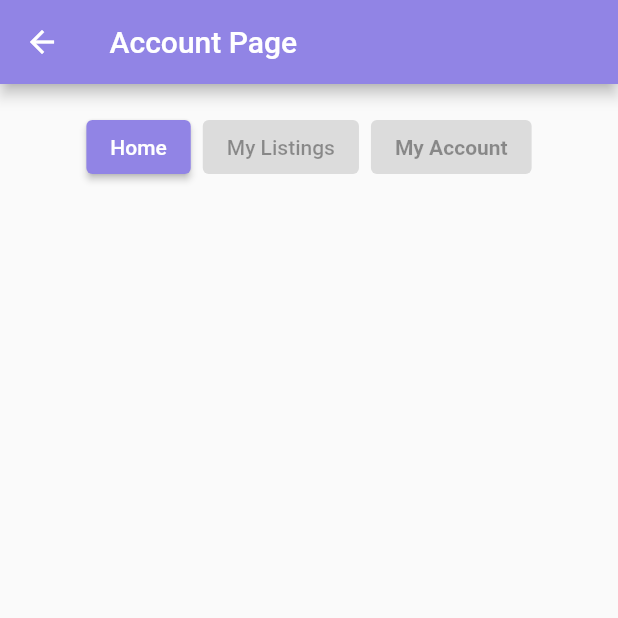
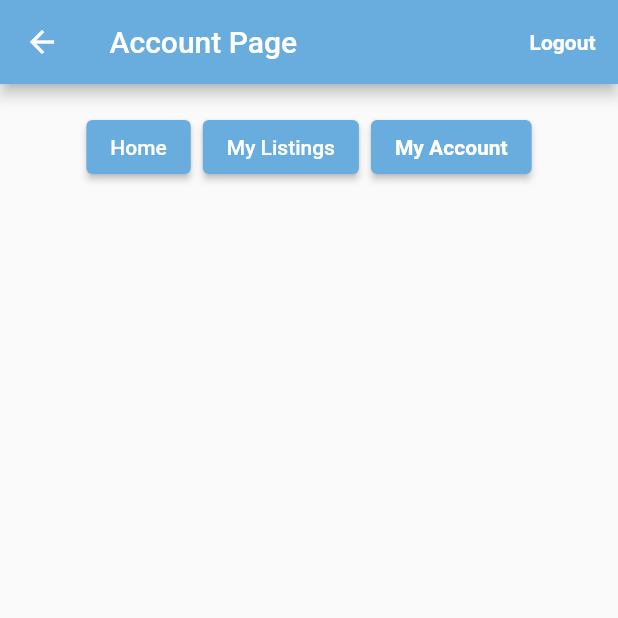
Before and after one commit to JVarela02/the_hof_book_nook, a Flutter app: the screen it shows once a user with an empty profile is signed in, after a tap on "My Account", on a phone screen of 412 x 824 dp, the top half of it. Run offline on Flutter 3.47's test engine with Material 2 defaults, Android fonts, the phone set to English and light mode, and no system bars; our stand-ins replace cloud_firestore, firebase_auth, firebase_core, google_fonts; accounts and stored records are empty; network calls fail.

Commit message:
Updated Routing to Different Pages + Worked on UI

```diff
--- a/lib/auth/auth_page.dart
+++ b/lib/auth/auth_page.dart
@@ -1,5 +1,5 @@
-import 'package:the_hof_book_nook/pages/login_page.dart';
-import 'package:the_hof_book_nook/pages/register_page.dart';
+import 'package:the_hof_book_nook/pages/sign%20ins/login_page.dart';
+import 'package:the_hof_book_nook/pages/sign%20ins/register_page.dart';
 import 'package:flutter/material.dart';
 
 class AuthPage extends StatefulWidget {
--- a/lib/auth/main_page.dart
+++ b/lib/auth/main_page.dart
@@ -2,7 +2,7 @@
 import 'package:the_hof_book_nook/auth/auth_page.dart';
 import 'package:firebase_auth/firebase_auth.dart';
 import 'package:flutter/material.dart';
-import '../pages/home_page.dart';
+import '../pages/in app/home_page.dart';
 
 class MainPage extends StatelessWidget {
   const MainPage({Key? key}): super(key:key);
--- a/lib/main.dart
+++ b/lib/main.dart
@@ -1,5 +1,5 @@
 import 'package:flutter/material.dart';
-import 'pages/login_page.dart';
+import 'pages/sign ins/login_page.dart';
 import 'package:firebase_core/firebase_core.dart';
 import 'auth/main_page.dart';
 
@@ -22,8 +22,8 @@ class MyApp extends StatelessWidget {
       title: 'Anime Connect',
       theme: ThemeData(
         colorScheme: ColorScheme.fromSwatch().copyWith(
-        primary: const Color.fromARGB(255, 145, 132, 229),
-        secondary:Color.fromARGB(6, 117, 210, 169),
+        primary: Color.fromARGB(255, 105, 173, 222),
+        secondary:Color.fromARGB(255, 0, 12, 81),
       ), ),
       //home: LoginPage(showRegisterPage: () {  },),
       home: MainPage(),
--- a/lib/pages/account_page.dart
+++ b/lib/pages/in app/account_page.dart
@@ -3,7 +3,9 @@ import 'package:firebase_auth/firebase_auth.dart';
 import 'package:flutter/material.dart';
 import 'package:flutter/src/widgets/container.dart';
 import 'package:flutter/src/widgets/framework.dart';
-import 'package:the_hof_book_nook/pages/home_page.dart';
+import 'package:the_hof_book_nook/pages/in%20app/home_page.dart';
+import 'package:the_hof_book_nook/pages/in%20app/listing_page.dart';
+import 'package:the_hof_book_nook/pages/sign%20ins/login_page.dart';
 
 class accountPage extends StatefulWidget {
   const accountPage({super.key});
@@ -52,6 +54,13 @@ class _accountPageState extends State<accountPage> {
     );
   }
 
+  signout(){
+    FirebaseAuth.instance.signOut();
+    Navigator.push(context, MaterialPageRoute(builder: (BuildContext context){
+      return LoginPage(showRegisterPage: () {  },);
+        },),);
+  }
+
   @override
   Widget build(BuildContext context) {
     return Scaffold(
@@ -66,6 +75,22 @@ class _accountPageState extends State<accountPage> {
               ),
            ),
          ),
+         actions: [
+          Padding(
+            padding: const EdgeInsets.only(right: 15.0),
+            child: Align(
+              alignment: Alignment.centerRight,
+              child: GestureDetector(
+              onTap: () {
+                signout();},
+                child: const Text("Logout",
+                style: TextStyle(
+                  color : Colors.white,
+                  fontWeight: FontWeight.bold,
+                ))
+                     ),
+            ),
+          )],
     ),
 
   body: Center(
@@ -86,11 +111,19 @@ class _accountPageState extends State<accountPage> {
                   child: Text('Home'),
                 ),
                 ElevatedButton(
-                  onPressed: null, // route to my page ... this page ...
+                  onPressed: () {
+                    Navigator.push(context, MaterialPageRoute(builder: (BuildContext context){
+                   return MyListingsPage();
+                    }));
+                  }, // route to my page ... this page ...
                   child: Text('My Listings'),
                 ),
                 ElevatedButton(
-                  onPressed: null,
+                  onPressed: () {
+                    Navigator.push(context, MaterialPageRoute(builder: (BuildContext context){
+                   return accountPage();
+                    }));
+                  },
                   child: Text('My Account',
                   style: TextStyle(fontWeight: FontWeight.bold),),
                 ),
--- /dev/null
+++ b/lib/pages/in app/home_page.dart
@@ -0,0 +1,111 @@
+// import 'dart:html';
+
+// ignore_for_file: prefer_const_constructors
+
+import 'package:cloud_firestore/cloud_firestore.dart';
+import 'package:the_hof_book_nook/pages/in%20app/account_page.dart';
+import 'package:the_hof_book_nook/pages/in%20app/listing_page.dart';
+import 'package:the_hof_book_nook/read%20data/get_account_info.dart';
+import 'package:firebase_auth/firebase_auth.dart';
+import 'package:flutter/material.dart';
+import '../sign ins/login_page.dart';
+import '../sign ins/register_page.dart';
+
+
+class HomePage extends StatefulWidget{
+  const HomePage({ Key? key }) : super(key: key);
+
+  @override
+  State<HomePage> createState() => _HomePageState();
+}
+
+class _HomePageState extends State<HomePage> {
+
+  final user = FirebaseAuth.instance.currentUser!;
+
+  signout(){
+    FirebaseAuth.instance.signOut();
+    Navigator.push(context, MaterialPageRoute(builder: (BuildContext context){
+      return LoginPage(showRegisterPage: () {  },);
+        },),);
+  }
+
+  @override
+  Widget build(BuildContext context){
+    return Scaffold(
+      appBar: AppBar(
+        title:
+         FittedBox(
+           child: Padding(
+             padding: const EdgeInsets.only(left: 1.0),
+             child: Align(
+              alignment: Alignment.centerLeft,
+              child: Text("Home")
+              ),
+           ),
+         ),
+
+         actions: [
+          Padding(
+            padding: const EdgeInsets.only(right: 15.0),
+            child: Align(
+              alignment: Alignment.centerRight,
+              child: GestureDetector(
+              onTap: () {
+              signout();
+              },
+                child: const Text("Logout",
+                style: TextStyle(
+                  color : Colors.white,
+                  fontWeight: FontWeight.bold,
+                ))
+                     ),
+            ),
+          )],
+      ),
+
+      body: Center(
+          child: ListView(children: <Widget>[
+        Container(
+            padding: const EdgeInsets.all(10),
+            child: ButtonBar(
+              alignment: MainAxisAlignment.center,
+              mainAxisSize: MainAxisSize
+                  .min, // this will take space as minimum as posible(to center)
+              children: <Widget>[
+                ElevatedButton(
+                  onPressed: () {
+                    Navigator.push(context, MaterialPageRoute(builder: (BuildContext context){
+                   return HomePage();
+                    }));
+                  }, // "route" to home page
+                  child:
+                    Text('Home',
+                    style: TextStyle(fontWeight: FontWeight.bold),),
+
+                ),
+                ElevatedButton(
+                  onPressed: () {
+                    Navigator.push(context, MaterialPageRoute(builder: (BuildContext context){
+                   return MyListingsPage();
+                    }));
+                  }, // route to my page ... this page ...
+                  child: Text('My Listings'),
+                ),
+                ElevatedButton(
+                  onPressed: () {
+                    Navigator.push(context, MaterialPageRoute(builder: (BuildContext context){
+                   return accountPage();
+                    }));
+                  }, // route to account page
+                  child: Text('My Account'),
+                ),
+              ],
+            ),),],),),
+
+
+      );
+
+  }
+
+}
--- a/lib/pages/forgot_pw_page.dart
+++ b/lib/pages/sign ins/forgot_pw_page.dart
@@ -64,7 +64,7 @@ class ForgotPasswordPageState extends State<ForgotPasswordPage> {
                 padding: const EdgeInsets.symmetric(horizontal: 25.0),
                 child: Container(
                   decoration: BoxDecoration(
-                    color: const Color.fromARGB(255, 227, 227, 243),
+                    color: Color.fromARGB(255, 207, 230, 247),
                     border: Border.all(color: const Color.fromARGB(255, 235, 235, 235),
                     width: 3),
                     borderRadius: BorderRadius.circular(6),
@@ -88,7 +88,7 @@ class ForgotPasswordPageState extends State<ForgotPasswordPage> {
             MaterialButton(
             onPressed: passwordReset,
             child: const Text("Reset Password"),
-            color: Color.fromARGB(255, 145, 132, 229),
+            color: Color.fromARGB(255, 105, 173, 222),
             ),
             ],
           ),
--- a/lib/pages/login_page.dart
+++ b/lib/pages/sign ins/login_page.dart
@@ -3,7 +3,7 @@
 import 'package:firebase_auth/firebase_auth.dart';
 import 'package:flutter/material.dart';
 import 'package:google_fonts/google_fonts.dart';
-import '../main.dart';
+import '../../main.dart';
 import 'forgot_pw_page.dart';
 
 class LoginPage extends StatefulWidget {
@@ -66,12 +66,23 @@ class _LoginPageState extends State<LoginPage> {
                   // const SizedBox(height:5),
 
                   //hello children
+                  Column(
+                    children: [
                       Text(
-                    "Welcome Back!",
+                        "Welcome",
                         style: GoogleFonts.bigShouldersInlineDisplay(
                           fontSize: 40,
                           fontWeight: FontWeight.bold,
                         ),
+                        ),
+                       Text(
+                        "Back!",
+                        style: GoogleFonts.bigShouldersInlineDisplay(
+                          fontSize: 40,
+                          fontWeight: FontWeight.bold,
+                        ),
+                        ),
+                    ],
                   ),
 
 
@@ -95,7 +106,7 @@ class _LoginPageState extends State<LoginPage> {
                 padding: const EdgeInsets.symmetric(horizontal: 25.0),
                 child: Container(
                   decoration: BoxDecoration(
-                    color: const Color.fromARGB(255, 227, 227, 243),
+                    color: Color.fromARGB(255, 207, 230, 247),
                     border: Border.all(color: const Color.fromARGB(255, 235, 235, 235),
                     width: 3),
                     borderRadius: BorderRadius.circular(6),
@@ -120,7 +131,7 @@ class _LoginPageState extends State<LoginPage> {
                 padding: const EdgeInsets.symmetric(horizontal: 25.0),
                 child: Container(
                   decoration: BoxDecoration(
-                    color: const Color.fromARGB(255, 227, 227, 243),
+                    color: Color.fromARGB(255, 207, 230, 247),
                     border: Border.all(color: const Color.fromARGB(255, 235, 235, 235),
                     width: 3),
                     borderRadius: BorderRadius.circular(6),
@@ -166,7 +177,7 @@ class _LoginPageState extends State<LoginPage> {
                       },
                       child: const Text(" Reset Here",
                         style: TextStyle(
-                          color: Color.fromARGB(255, 145, 132, 229),
+                          color: Color.fromARGB(255, 105, 173, 222),
                           fontWeight: FontWeight.bold,
                           ),
                         ),
@@ -183,7 +194,7 @@ class _LoginPageState extends State<LoginPage> {
                   height: 50,
                   width: 110,
                   decoration: BoxDecoration(
-                    color:Color.fromARGB(255, 145, 132, 229),
+                    color:Color.fromARGB(255, 105, 173, 222),
                     border: Border.all(color: Colors.white,
                       width: 3),
                       borderRadius: BorderRadius.circular(6),
@@ -213,7 +224,7 @@ class _LoginPageState extends State<LoginPage> {
                       onTap: widget.showRegisterPage,
                       child: const Text(" Register Now",
                         style: TextStyle(
-                          color: Color.fromARGB(255, 145, 132, 229),
+                          color: Color.fromARGB(255, 105, 173, 222),
                           fontWeight: FontWeight.bold,
                           ),
                         ),
--- a/lib/pages/register_page.dart
+++ b/lib/pages/sign ins/register_page.dart
@@ -116,6 +116,7 @@ class _RegisterPageState extends State<RegisterPage> {
               children: [
 
               Row(
+                mainAxisAlignment: MainAxisAlignment.center,
                 children: [
                   Image.asset('assets/images/logo.png',
                   scale: 3,
@@ -125,12 +126,23 @@ class _RegisterPageState extends State<RegisterPage> {
 
 
                   //hello children
+                  Column(
+                    children: [
                       Text(
-                    "Nice to Meet You!",
+                        "Nice to",
                         style: GoogleFonts.bigShouldersInlineDisplay(
                           fontSize: 40,
                           fontWeight: FontWeight.bold,
                         ),
+                        ),
+                       Text(
+                        "Meet You!",
+                        style: GoogleFonts.bigShouldersInlineDisplay(
+                          fontSize: 40,
+                          fontWeight: FontWeight.bold,
+                        ),
+                        ),
+                    ],
                   ),
                 ],
               ),
@@ -153,7 +165,7 @@ class _RegisterPageState extends State<RegisterPage> {
                 padding: const EdgeInsets.symmetric(horizontal: 25.0),
                 child: Container(
                   decoration: BoxDecoration(
-                    color: Color.fromARGB(255, 227, 227, 243),
+                    color: Color.fromARGB(255, 207, 230, 247),
                     border: Border.all(color: Color.fromARGB(255, 235, 235, 235),
                     width: 3),
                     borderRadius: BorderRadius.circular(6),
@@ -178,7 +190,7 @@ class _RegisterPageState extends State<RegisterPage> {
                 padding: const EdgeInsets.symmetric(horizontal: 25.0),
                 child: Container(
                   decoration: BoxDecoration(
-                    color: Color.fromARGB(255, 227, 227, 243),
+                    color: Color.fromARGB(255, 207, 230, 247),
                     border: Border.all(color: Color.fromARGB(255, 235, 235, 235),
                     width: 3),
                     borderRadius: BorderRadius.circular(6),
@@ -203,7 +215,7 @@ class _RegisterPageState extends State<RegisterPage> {
                 padding: const EdgeInsets.symmetric(horizontal: 25.0),
                 child: Container(
                   decoration: BoxDecoration(
-                    color: Color.fromARGB(255, 227, 227, 243),
+                    color: Color.fromARGB(255, 207, 230, 247),
                     border: Border.all(color: Color.fromARGB(255, 235, 235, 235),
                     width: 3),
                     borderRadius: BorderRadius.circular(6),
@@ -229,7 +241,7 @@ class _RegisterPageState extends State<RegisterPage> {
                 padding: const EdgeInsets.symmetric(horizontal: 25.0),
                 child: Container(
                   decoration: BoxDecoration(
-                    color: Color.fromARGB(255, 227, 227, 243),
+                    color: Color.fromARGB(255, 207, 230, 247),
                     border: Border.all(color: Color.fromARGB(255, 235, 235, 235),
                     width: 3),
                     borderRadius: BorderRadius.circular(6),
@@ -254,7 +266,7 @@ class _RegisterPageState extends State<RegisterPage> {
                 padding: const EdgeInsets.symmetric(horizontal: 25.0),
                 child: Container(
                   decoration: BoxDecoration(
-                    color: Color.fromARGB(255, 227, 227, 243),
+                    color: Color.fromARGB(255, 207, 230, 247),
                     border: Border.all(color: Color.fromARGB(255, 235, 235, 235),
                     width: 3),
                     borderRadius: BorderRadius.circular(6),
@@ -279,7 +291,7 @@ class _RegisterPageState extends State<RegisterPage> {
                 padding: const EdgeInsets.symmetric(horizontal: 25.0),
                 child: Container(
                   decoration: BoxDecoration(
-                    color: Color.fromARGB(255, 227, 227, 243),
+                    color: Color.fromARGB(255, 207, 230, 247),
                     border: Border.all(color: Color.fromARGB(255, 235, 235, 235),
                     width: 3),
                     borderRadius: BorderRadius.circular(6),
@@ -307,7 +319,7 @@ class _RegisterPageState extends State<RegisterPage> {
                   height: 50,
                   width: 110,
                   decoration: BoxDecoration(
-                    color:Color.fromARGB(255, 145, 132, 229),
+                    color:Color.fromARGB(255, 105, 173, 222),
                     border: Border.all(color: Colors.white,
                       width: 3),
                       borderRadius: BorderRadius.circular(6),
@@ -337,7 +349,7 @@ class _RegisterPageState extends State<RegisterPage> {
                       onTap: widget.showLoginPage,
                       child: const Text(" Login Now",
                         style: TextStyle(
-                          color: Color.fromARGB(255, 145, 132, 229),
+                          color: Color.fromARGB(255, 105, 173, 222),
                           fontWeight: FontWeight.bold,
                           ),
                         ),
```
Also changed, not shown: lib/pages/in app/listing_page.dart (renamed from lib/pages/home_page.dart, +38 -34 lines). Lines whose indentation alone changed are shown as unchanged.
